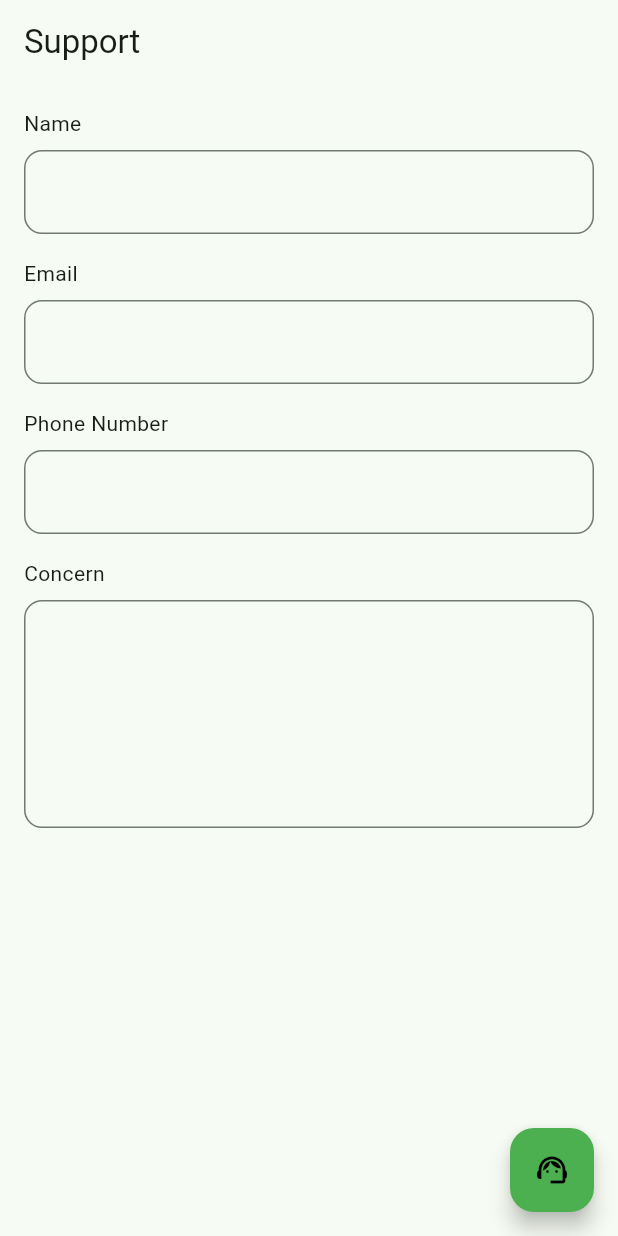
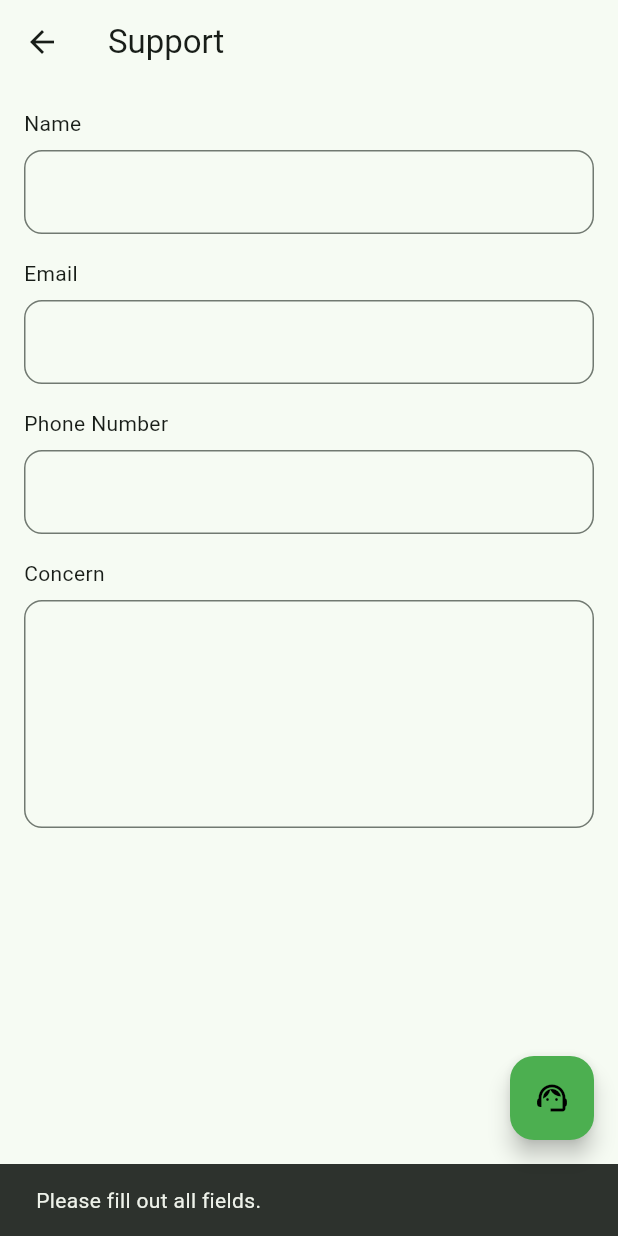
Before and after one commit to C0deRhin0/new-trashtrackr, a Flutter app: the SupportPage screen opened directly, after a tap on the "support agent" icon, on a phone screen of 412 x 824 dp. Run offline on Flutter 3.47's test engine with Material 3 defaults, Android fonts, the phone set to English and light mode, and no system bars; our stand-ins replace carousel_slider, cloud_firestore, dartz, firebase_auth, firebase_core, flutter_map and 6 more; missing offline and left inert: flutter_map_cancellable_tile_provider; accounts and stored records are empty.

Commit message:
working support page

```diff
--- a/lib/main.dart
+++ b/lib/main.dart
@@ -1,3 +1,4 @@
+import 'package:cloud_firestore/cloud_firestore.dart';
 import 'package:flutter/material.dart';
 import 'package:new_trashtrackr/core/config/theme/app_colors.dart';
 import 'package:new_trashtrackr/presentation/home/pages/home.dart';
@@ -11,6 +12,9 @@
   WidgetsFlutterBinding.ensureInitialized();
   await Firebase.initializeApp(
     options: DefaultFirebaseOptions.currentPlatform,
+  );
+  FirebaseFirestore.instance.settings = const Settings(
+    persistenceEnabled: true,
   );
 
   await initializeDependencies();
--- /dev/null
+++ b/lib/presentation/models/concern.dart
@@ -0,0 +1,38 @@
+import 'package:cloud_firestore/cloud_firestore.dart';
+
+class Concern {
+  String name;
+  String email;
+  String phoneNumber;
+  String concern;
+  Timestamp createdOn;
+
+  Concern({
+    required this.name,
+    required this.email,
+    required this.phoneNumber,
+    required this.concern,
+    required this.createdOn,
+  });
+
+  // Factory constructor for creating a Concern from Firestore JSON data
+  Concern.fromJson(Map<String, Object?> json)
+      : this(
+          name: json['name']! as String,
+          email: json['email']! as String,
+          phoneNumber: json['phoneNumber']! as String,
+          concern: json['concern']! as String,
+          createdOn: json['createdOn']! as Timestamp,
+        );
+
+  // Method for converting Concern to Firestore JSON format
+  Map<String, Object?> toJson() {
+    return {
+      'name': name,
+      'email': email,
+      'phoneNumber': phoneNumber,
+      'concern': concern,
+      'createdOn': createdOn,
+    };
+  }
+}
--- /dev/null
+++ b/lib/presentation/services/concern_service.dart
@@ -0,0 +1,30 @@
+import 'package:cloud_firestore/cloud_firestore.dart';
+import '../models/concern.dart';
+
+const String CONCERN_COLLECTION_REF = "userConcerns"; // Updated collection name
+
+class ConcernService {
+  final _firestore = FirebaseFirestore.instance;
+  late final CollectionReference<Concern> _concernsRef;
+
+  ConcernService() {
+    _concernsRef = _firestore
+        .collection(CONCERN_COLLECTION_REF)
+        .withConverter<Concern>(
+            fromFirestore: (snapshot, _) => Concern.fromJson(snapshot.data()!),
+            toFirestore: (concern, _) => concern.toJson());
+  }
+
+  Future<void> addConcern(Concern concern) async {
+    try {
+      await _concernsRef.add(concern);
+      print("Concern added successfully.");
+    } catch (e) {
+      print("Failed to add concern: $e");
+    }
+  }
+
+  Stream<QuerySnapshot<Concern>> getConcerns() {
+    return _concernsRef.snapshots();
+  }
+}
--- a/lib/presentation/settings/supportpage.dart
+++ b/lib/presentation/settings/supportpage.dart
@@ -1,6 +1,20 @@
 import 'package:flutter/material.dart';
+import 'package:cloud_firestore/cloud_firestore.dart';
+import '../models/concern.dart';
+import '../services/concern_service.dart';
 
-class SupportPage extends StatelessWidget {
+class SupportPage extends StatefulWidget {
+  @override
+  _SupportPageState createState() => _SupportPageState();
+}
+
+class _SupportPageState extends State<SupportPage> {
+  final ConcernService _concernService = ConcernService();
+  final TextEditingController _nameController = TextEditingController();
+  final TextEditingController _emailController = TextEditingController();
+  final TextEditingController _phoneNumberController = TextEditingController();
+  final TextEditingController _concernController = TextEditingController();
+
   @override
   Widget build(BuildContext context) {
     return Scaffold(
@@ -15,6 +29,7 @@
             Text('Name'),
             SizedBox(height: 8),
             TextField(
+              controller: _nameController,
               decoration: InputDecoration(
                 border: OutlineInputBorder(
                   borderRadius: BorderRadius.circular(12.0),
@@ -25,6 +40,7 @@
             Text('Email'),
             SizedBox(height: 8),
             TextField(
+              controller: _emailController,
               decoration: InputDecoration(
                 border: OutlineInputBorder(
                   borderRadius: BorderRadius.circular(12.0),
@@ -35,6 +51,7 @@
             Text('Phone Number'),
             SizedBox(height: 8),
             TextField(
+              controller: _phoneNumberController,
               decoration: InputDecoration(
                 border: OutlineInputBorder(
                   borderRadius: BorderRadius.circular(12.0),
@@ -45,6 +62,7 @@
             Text('Concern'),
             SizedBox(height: 8),
             TextField(
+              controller: _concernController,
               maxLines: 5,
               decoration: InputDecoration(
                 alignLabelWithHint: true,
@@ -57,9 +75,7 @@
         ),
       ),
       floatingActionButton: FloatingActionButton(
-        onPressed: () {
-          // Insert functionality
-        },
+        onPressed: _submitConcern,
         backgroundColor: Colors.green,
         child: Icon(
           Icons.support_agent,
@@ -68,10 +84,38 @@
       ),
     );
   }
+
+  void _submitConcern() {
+    if (_nameController.text.isNotEmpty &&
+        _emailController.text.isNotEmpty &&
+        _phoneNumberController.text.isNotEmpty &&
+        _concernController.text.isNotEmpty) {
+      final concern = Concern(
+        name: _nameController.text,
+        email: _emailController.text,
+        phoneNumber: _phoneNumberController.text,
+        concern: _concernController.text,
+        createdOn: Timestamp.now(),
+      );
+
+      _concernService.addConcern(concern).then((_) {
+        ScaffoldMessenger.of(context).showSnackBar(
+          SnackBar(content: Text("Concern submitted successfully!")),
+        );
+      }).catchError((error) {
+        ScaffoldMessenger.of(context).showSnackBar(
+          SnackBar(content: Text("Failed to submit concern: $error")),
+        );
+      });
+
+      _nameController.clear();
+      _emailController.clear();
+      _phoneNumberController.clear();
+      _concernController.clear();
+    } else {
+      ScaffoldMessenger.of(context).showSnackBar(
+        SnackBar(content: Text("Please fill out all fields.")),
+      );
+    }
+  }
 }
-
-void main() {
-  runApp(MaterialApp(
-    home: SupportPage(),
-  ));
-}
--- a/pubspec.yaml
+++ b/pubspec.yaml
@@ -38,6 +38,8 @@
   cupertino_icons: ^1.0.8
   flutter_svg: ^2.0.10+1
   firebase_core: ^3.6.0
+  cloud_firestore: 5.4.4
+  intl: 0.18.1
   firebase_auth:
   get_it:
   dartz:
```
Also changed, not shown: pubspec.lock.
